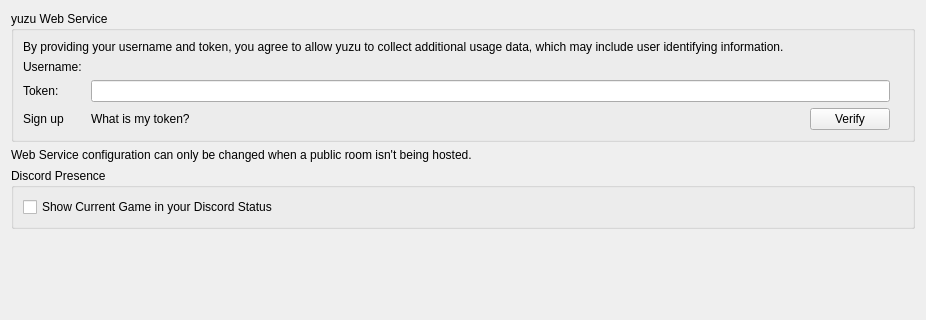
Qt form src/yuzu/configuration/configure_web.ui (rorrim-rorrim/eden-alt) before a commit; both pictures show x 0 to 926 and y 0 to 320 of the 926 by 561 pixel window.
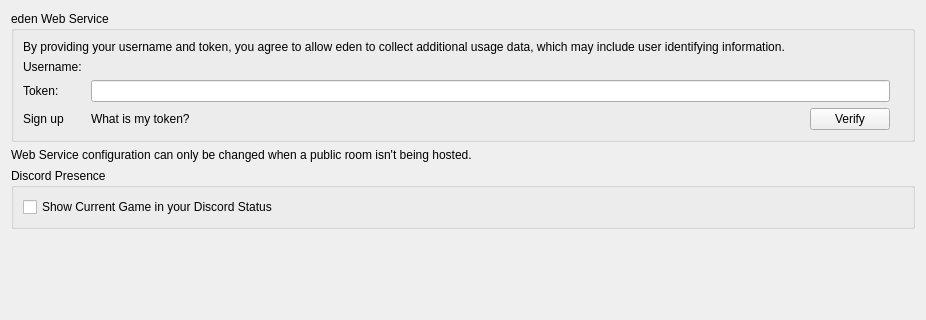
The same form after that commit.

Patch:
```diff
--- a/src/yuzu/configuration/configure_web.ui
+++ b/src/yuzu/configuration/configure_web.ui
@@ -22,13 +22,13 @@
      <item>
       <widget class="QGroupBox" name="groupBoxWebConfig">
        <property name="title">
-        <string>yuzu Web Service</string>
+        <string>eden Web Service</string>
        </property>
        <layout class="QVBoxLayout" name="verticalLayoutYuzuWebService">
         <item>
          <widget class="QLabel" name="web_credentials_disclaimer">
           <property name="text">
-           <string>By providing your username and token, you agree to allow yuzu to collect additional usage data, which may include user identifying information.</string>
+           <string>By providing your username and token, you agree to allow eden to collect additional usage data, which may include user identifying information.</string>
           </property>
          </widget>
         </item>
```
